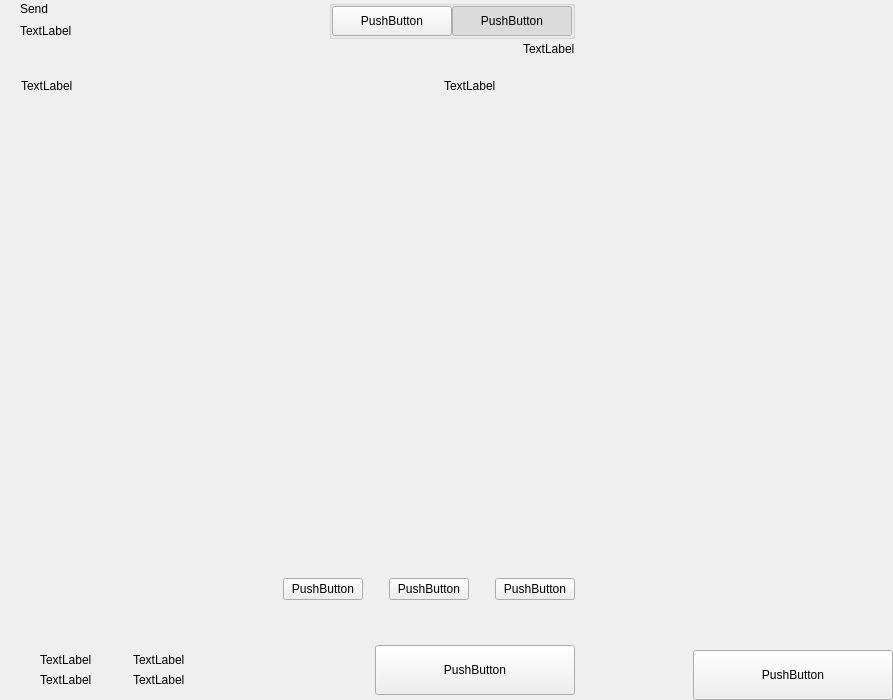
Above: src/qt/pivx/forms/send.ui from RapidsOfficial/Rapids before the change. Below: the same form after it.
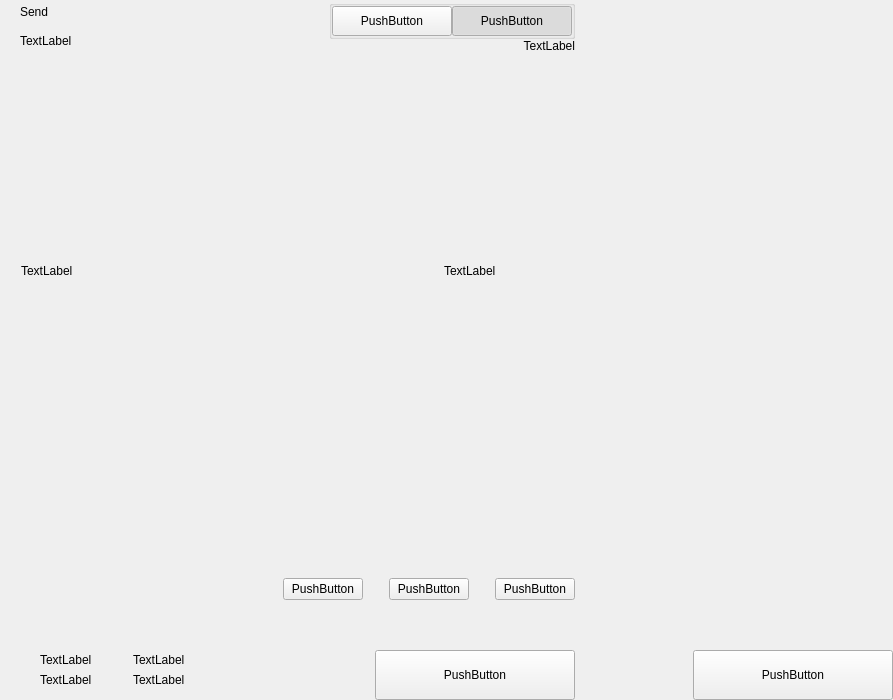
That is the form after the change. Custom widgets are drawn as their Qt base class.

Commit message: Send layout changed

```diff
--- a/src/qt/pivx/forms/send.ui
+++ b/src/qt/pivx/forms/send.ui
@@ -48,7 +48,7 @@
        <number>0</number>
       </property>
       <item>
-       <layout class="QVBoxLayout" name="verticalLayout_22" stretch="0,0,6,0,1,0,0,0,0">
+       <layout class="QVBoxLayout" name="verticalLayout_22" stretch="0,0,6,0,1,0,0,0">
         <property name="spacing">
          <number>0</number>
         </property>
@@ -101,6 +101,8 @@
            </spacer>
           </item>
           <item>
+           <layout class="QVBoxLayout" name="verticalLayout_6">
+            <item>
            <widget class="QGroupBox" name="groupBox">
             <property name="title">
              <string/>
@@ -180,32 +182,17 @@
             </layout>
            </widget>
           </item>
-         </layout>
-        </item>
-        <item>
-         <layout class="QHBoxLayout" name="horizontalLayout_5">
-          <property name="rightMargin">
-           <number>20</number>
-          </property>
-          <item>
-           <spacer name="horizontalSpacer_2">
-            <property name="orientation">
-             <enum>Qt::Horizontal</enum>
-            </property>
-            <property name="sizeHint" stdset="0">
-             <size>
-              <width>40</width>
-              <height>20</height>
-             </size>
-            </property>
-           </spacer>
-          </item>
           <item>
            <widget class="QLabel" name="labelSubtitle2">
             <property name="text">
              <string>TextLabel</string>
             </property>
-           </widget>
+              <property name="alignment">
+               <set>Qt::AlignRight|Qt::AlignTrailing|Qt::AlignVCenter</set>
+              </property>
+             </widget>
+            </item>
+           </layout>
           </item>
          </layout>
         </item>
@@ -655,7 +642,7 @@
             </property>
            </spacer>
           </item>
-          <item>
+          <item alignment="Qt::AlignBottom">
            <widget class="QPushButton" name="pushButtonSave">
             <property name="minimumSize">
              <size>
```
Lines whose indentation alone changed are shown as unchanged.
